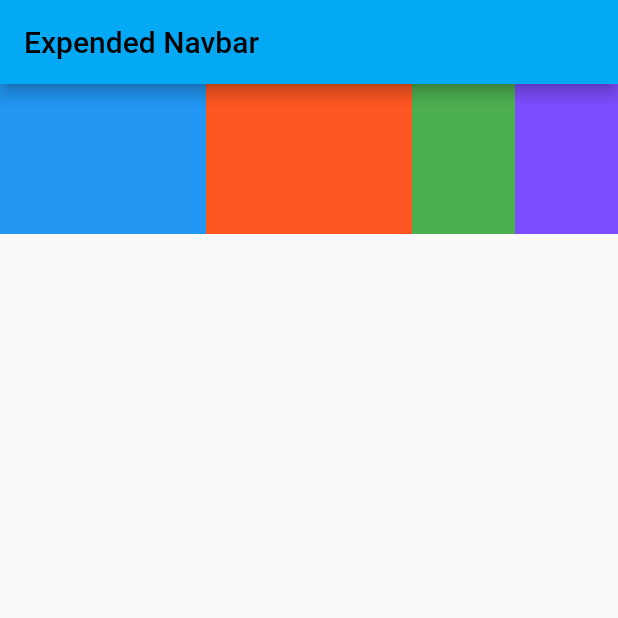
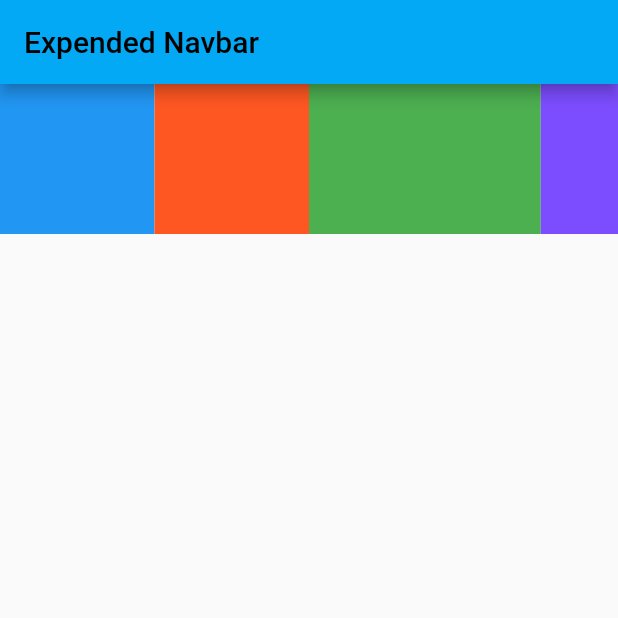
Before and after one commit to mistersakil/flutter-practice, a Flutter app: the HomePageForExpendedWidget screen opened directly, on a phone screen of 412 x 824 dp, the top half of it. Run offline on Flutter 3.47's test engine with Material 2 defaults, Android fonts, the phone set to English and light mode, and no system bars.

Commit message:
Flutter Expended with flex

```diff
--- a/lib/expended.dart
+++ b/lib/expended.dart
@@ -45,12 +45,14 @@ class HomePageForExpendedWidget extends StatelessWidget {
             color: Colors.deepOrange,
           )),
           Expanded(
+            flex: 3,
               child: Container(
             width: 100,
             height: 100,
             color: Colors.green,
           )),
           Expanded(
+            flex: 1,
               child: Container(
             height: 100,
             width: 100,
```
